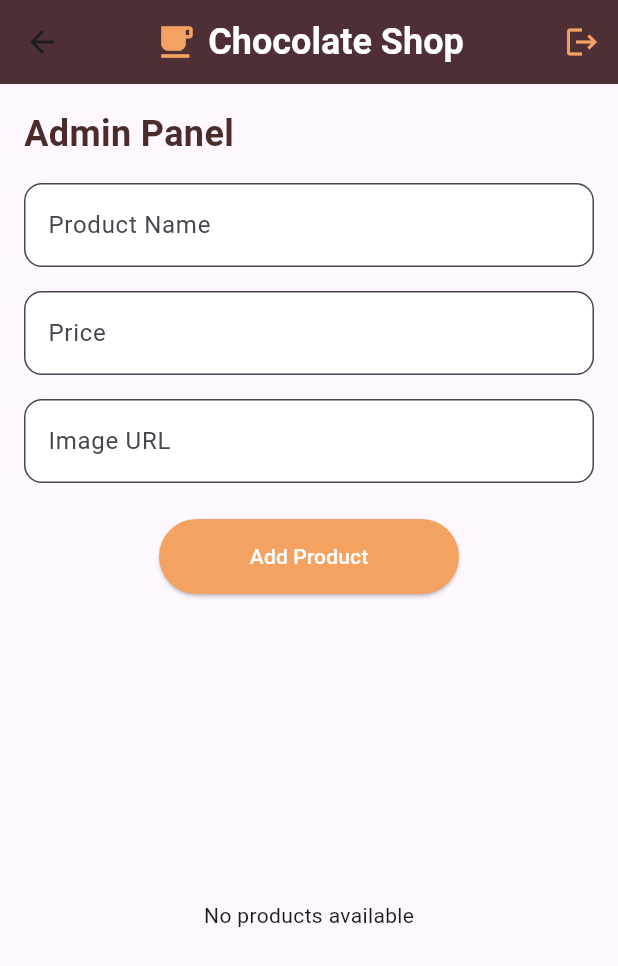
After one commit to Tileukhan/ChocolateShop, a Flutter app: the AdminScreen screen opened directly, on a phone screen of 412 x 824 dp. The commit adds this screen. Shown: the top 966 px of the screen. Run offline on Flutter 3.47's test engine with Material 3 defaults, Android fonts, the phone set to English and light mode, and no system bars; our stand-ins replace cloud_firestore, firebase_auth, firebase_core, firebase_messaging; accounts and stored records are empty; Roboto replaces fonts that are missing (PlayfairDisplay).

Commit message:
Initial commit: Chocolate Shop app with admin panel

```diff
--- a/lib/models/product.dart
+++ b/lib/models/product.dart
@@ -1,16 +1,26 @@
 class Product {
-  final String name; // Название шоколада
-  final double price; // Цена
-  final String imageUrl; // Ссылка на изображение
+  final String id;
+  final String name;
+  final double price;
+  final String imageUrl;
 
-  Product({required this.name, required this.price, required this.imageUrl});
+  Product({
+    required this.id,
+    required this.name,
+    required this.price,
+    required this.imageUrl,
+  });
 
-  // Метод для преобразования данных из Firestore в объект Product
-  factory Product.fromFirestore(Map<String, dynamic> data) {
+  Map<String, dynamic> toMap() {
+    return {'name': name, 'price': price, 'ImageUrl': imageUrl};
+  }
+
+  factory Product.fromMap(Map<String, dynamic> map, String id) {
     return Product(
-      name: data['name'] ?? '',
-      price: (data['price'] as num).toDouble() ?? 0.0,
-      imageUrl: data['ImageUrl'] ?? '',
+      id: id,
+      name: map['name'] ?? '',
+      price: (map['price'] as num).toDouble(),
+      imageUrl: map['ImageUrl'] ?? '',
     );
   }
 }
--- /dev/null
+++ b/lib/screens/admin_screen.dart
@@ -0,0 +1,225 @@
+import 'package:flutter/material.dart';
+import 'package:cloud_firestore/cloud_firestore.dart';
+import '../widgets/appbar.dart';
+import '../widgets/textfields.dart';
+import '../widgets/button.dart';
+import '../models/product.dart';
+
+class AdminScreen extends StatefulWidget {
+  const AdminScreen({super.key});
+
+  @override
+  _AdminScreenState createState() => _AdminScreenState();
+}
+
+class _AdminScreenState extends State<AdminScreen> {
+  final _nameController = TextEditingController();
+  final _priceController = TextEditingController();
+  final _imageUrlController = TextEditingController();
+
+  Future<void> _addProduct() async {
+    final name = _nameController.text.trim();
+    final price = double.tryParse(_priceController.text.trim()) ?? 0.0;
+    final imageUrl = _imageUrlController.text.trim();
+
+    // Валидация
+    if (name.isEmpty || price <= 0 || imageUrl.isEmpty) {
+      ScaffoldMessenger.of(context).showSnackBar(
+        const SnackBar(content: Text('Please fill all fields correctly')),
+      );
+      return;
+    }
+
+    final product = Product(
+      id: '', // ID сгенерирует Firestore
+      name: name,
+      price: price,
+      imageUrl: imageUrl,
+    );
+
+    try {
+      await FirebaseFirestore.instance
+          .collection('products')
+          .add(product.toMap());
+      ScaffoldMessenger.of(context).showSnackBar(
+        const SnackBar(content: Text('Product added successfully!')),
+      );
+      _clearFields();
+    } catch (e) {
+      ScaffoldMessenger.of(
+        context,
+      ).showSnackBar(SnackBar(content: Text('Error adding product: $e')));
+    }
+  }
+
+  Future<void> _deleteProduct(String productId) async {
+    try {
+      await FirebaseFirestore.instance
+          .collection('products')
+          .doc(productId)
+          .delete();
+      ScaffoldMessenger.of(context).showSnackBar(
+        const SnackBar(content: Text('Product deleted successfully!')),
+      );
+    } catch (e) {
+      ScaffoldMessenger.of(
+        context,
+      ).showSnackBar(SnackBar(content: Text('Error deleting product: $e')));
+    }
+  }
+
+  void _clearFields() {
+    _nameController.clear();
+    _priceController.clear();
+    _imageUrlController.clear();
+  }
+
+  @override
+  void dispose() {
+    _nameController.dispose();
+    _priceController.dispose();
+    _imageUrlController.dispose();
+    super.dispose();
+  }
+
+  @override
+  Widget build(BuildContext context) {
+    return Scaffold(
+      appBar: const CustomAppBar(title: 'Chocolate Shop'),
+      body: Padding(
+        padding: const EdgeInsets.all(16.0),
+        child: Column(
+          crossAxisAlignment: CrossAxisAlignment.start,
+          children: [
+            const Text(
+              'Admin Panel',
+              style: TextStyle(
+                fontFamily: 'PlayfairDisplay',
+                fontSize: 24,
+                fontWeight: FontWeight.bold,
+                color: Color(0xFF4A2C2A),
+              ),
+            ),
+            const SizedBox(height: 16),
+            CustomTextfields(
+              labelText: 'Product Name',
+              controller: _nameController,
+            ),
+            const SizedBox(height: 16),
+            CustomTextfields(
+              labelText: 'Price',
+              controller: _priceController,
+              keyboardType: TextInputType.number,
+            ),
+            const SizedBox(height: 16),
+            CustomTextfields(
+              labelText: 'Image URL',
+              controller: _imageUrlController,
+            ),
+            const SizedBox(height: 24),
+            CustomButton(
+              text: 'Add Product',
+              onPressed: _addProduct,
+              color: const Color(0xFFF4A261),
+            ),
+            const SizedBox(height: 16),
+            Expanded(
+              child: StreamBuilder<QuerySnapshot>(
+                stream:
+                    FirebaseFirestore.instance
+                        .collection('products')
+                        .snapshots(),
+                builder: (context, snapshot) {
+                  if (snapshot.connectionState == ConnectionState.waiting) {
+                    return const Center(child: CircularProgressIndicator());
+                  }
+                  if (snapshot.hasError) {
+                    return Center(child: Text('Error: ${snapshot.error}'));
+                  }
+                  if (!snapshot.hasData || snapshot.data!.docs.isEmpty) {
+                    return const Center(child: Text('No products available'));
+                  }
+
+                  final products =
+                      snapshot.data!.docs
+                          .map(
+                            (doc) => Product.fromMap(
+                              doc.data() as Map<String, dynamic>,
+                              doc.id,
+                            ),
+                          )
+                          .toList();
+
+                  return ListView.builder(
+                    itemCount: products.length,
+                    itemBuilder: (context, index) {
+                      final product = products[index];
+                      return Card(
+                        elevation: 2,
+                        margin: const EdgeInsets.symmetric(vertical: 4),
+                        shape: RoundedRectangleBorder(
+                          borderRadius: BorderRadius.circular(12),
+                        ),
+                        child: Padding(
+                          padding: const EdgeInsets.all(8.0),
+                          child: Row(
+                            children: [
+                              ClipRRect(
+                                borderRadius: BorderRadius.circular(8),
+                                child: Image.network(
+                                  product.imageUrl,
+                                  width: 60,
+                                  height: 60,
+                                  fit: BoxFit.cover,
+                                  errorBuilder:
+                                      (context, error, stackTrace) =>
+                                          const Icon(
+                                            Icons.broken_image,
+                                            size: 60,
+                                          ),
+                                ),
+                              ),
+                              const SizedBox(width: 12),
+                              Expanded(
+                                child: Column(
+                                  crossAxisAlignment: CrossAxisAlignment.start,
+                                  children: [
+                                    Text(
+                                      product.name,
+                                      style:
+                                          Theme.of(
+                                            context,
+                                          ).textTheme.headlineSmall,
+                                    ),
+                                    Text(
+                                      '\$${product.price.toStringAsFixed(2)}',
+                                      style:
+                                          Theme.of(
+                                            context,
+                                          ).textTheme.bodyMedium,
+                                    ),
+                                  ],
+                                ),
+                              ),
+                              IconButton(
+                                icon: const Icon(
+                                  Icons.delete,
+                                  color: Color(0xFFF4A261),
+                                ),
+                                onPressed: () => _deleteProduct(product.id),
+                              ),
+                            ],
+                          ),
+                        ),
+                      );
+                    },
+                  );
+                },
+              ),
+            ),
+          ],
+        ),
+      ),
+    );
+  }
+}
```
Also changed, not shown: lib/screens/main_screen.dart (+52 -20 lines), lib/services/product_service.dart (+10 -11 lines).
